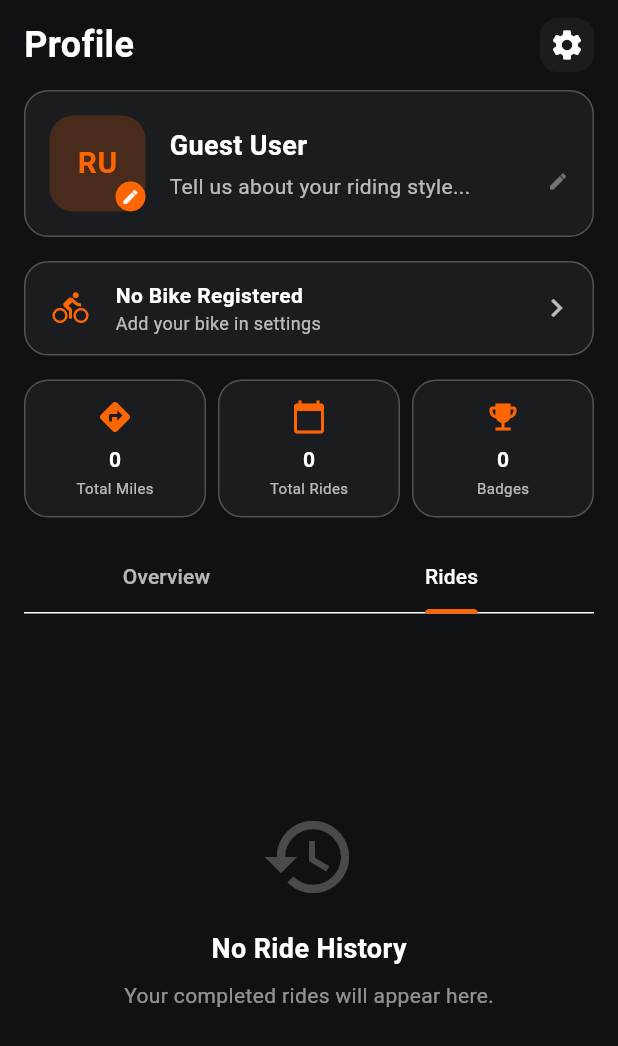
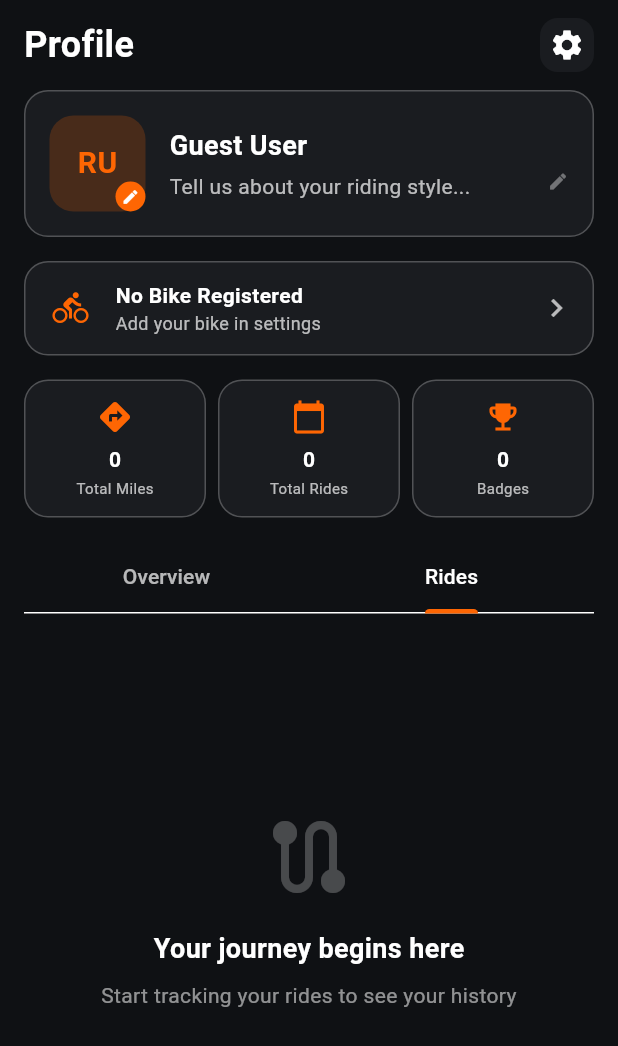
Before and after one commit to Rookie0208/throttle, a Flutter app: the ProfileScreen screen opened directly, tab 2 chosen, on a phone screen of 412 x 824 dp. Shown: the top 1046 px of the screen. Run offline on Flutter 3.47's test engine with Material 3 defaults, Android fonts, the phone set to English and light mode, and no system bars; our stand-ins replace fl_chart, flutter_dotenv, flutter_secure_storage, geocoding, geolocator, google_maps_flutter and 2 more; missing offline and left inert: google_sign_in_platform_interface, google_sign_in_web; accounts and stored records are empty.

Commit message:
Register session created and some UI changes fixed

```diff
--- a/throttle-frontend/throttle_ui/lib/screens/profile_screen.dart
+++ b/throttle-frontend/throttle_ui/lib/screens/profile_screen.dart
@@ -565,64 +565,6 @@ class _ProfileScreenState extends State<ProfileScreen>
                                               .toList(),
                                         ),
                                 ),
-                                const SizedBox(height: 12),
-                                const Text(
-                                  "Recent Rides",
-                                  style: TextStyle(
-                                    color: Colors.white,
-                                    fontWeight: FontWeight.bold,
-                                  ),
-                                ),
-                                const SizedBox(height: 8),
-                                rideHistory.isEmpty
-                                    ? Container(
-                                        width: double.infinity,
-                                        padding: const EdgeInsets.symmetric(
-                                          vertical: 32,
-                                          horizontal: 16,
-                                        ),
-                                        decoration: BoxDecoration(
-                                          color: const Color(0xff1a1c20),
-                                          borderRadius: BorderRadius.circular(
-                                            12,
-                                          ),
-                                          border: Border.all(
-                                            color: Colors.white12,
-                                          ),
-                                        ),
-                                        child: Column(
-                                          children: const [
-                                            Icon(
-                                              Icons.route,
-                                              color: Colors.white24,
-                                              size: 48,
-                                            ),
-                                            SizedBox(height: 12),
-                                            Text(
-                                              "Your journey begins here",
-                                              style: TextStyle(
-                                                color: Colors.white,
-                                                fontSize: 16,
-                                                fontWeight: FontWeight.bold,
-                                              ),
-                                            ),
-                                            SizedBox(height: 6),
-                                            Text(
-                                              "Start tracking your rides to see your history",
-                                              style: TextStyle(
-                                                color: Colors.white54,
-                                                fontSize: 13,
-                                              ),
-                                              textAlign: TextAlign.center,
-                                            ),
-                                          ],
-                                        ),
-                                      )
-                                    : Column(
-                                        children: rideHistory
-                                            .map((r) => _buildRideCard(r))
-                                            .toList(),
-                                      ),
                               ],
                             ),
                           ),
@@ -634,13 +576,13 @@ class _ProfileScreenState extends State<ProfileScreen>
                                     mainAxisAlignment: MainAxisAlignment.center,
                                     children: const [
                                       Icon(
-                                        Icons.history,
+                                        Icons.route,
                                         color: Colors.white24,
                                         size: 64,
                                       ),
                                       SizedBox(height: 16),
                                       Text(
-                                        "No Ride History",
+                                        "Your journey begins here",
                                         style: TextStyle(
                                           color: Colors.white,
                                           fontSize: 18,
@@ -649,8 +591,9 @@ class _ProfileScreenState extends State<ProfileScreen>
                                       ),
                                       SizedBox(height: 8),
                                       Text(
-                                        "Your completed rides will appear here.",
+                                        "Start tracking your rides to see your history",
                                         style: TextStyle(color: Colors.white54),
+                                        textAlign: TextAlign.center,
                                       ),
                                     ],
                                   ),
```
Also changed, not shown: throttle-frontend/throttle_ui/lib/screens/login_screen.dart (+25 -1 lines), throttle-frontend/throttle_ui/lib/services/auth_service.dart (+18 -13 lines), 3 other files.
